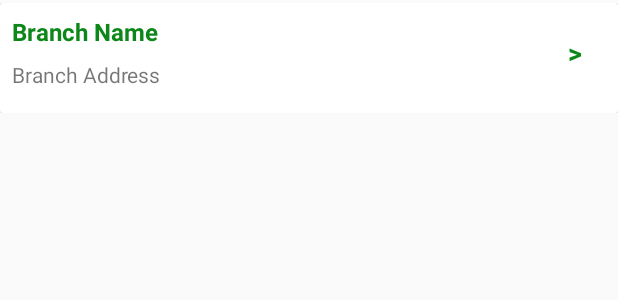
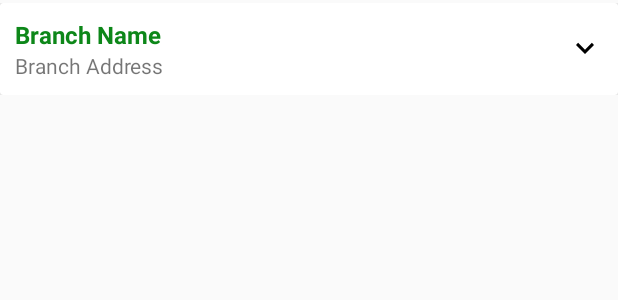
Before and after one commit to kzish/agricura, an Android app: the layout row_branches.xml on its own in the app's theme, with its tools: preview values and no code run, on a phone screen of 412 x 824 dp. Shown: the top 300 px of the screen. Run offline under Robolectric (Android 15) with nearby library versions, the phone set to English and light mode, and no system bars; network calls fail.

Commit message:
completed branches fragment

```diff
--- /dev/null
+++ b/app/src/main/res/drawable/ic_keyboard_arrow_down_black_24dp.xml
@@ -0,0 +1,9 @@
+<vector xmlns:android="http://schemas.android.com/apk/res/android"
+        android:width="24dp"
+        android:height="24dp"
+        android:viewportWidth="24.0"
+        android:viewportHeight="24.0">
+    <path
+        android:fillColor="#FF000000"
+        android:pathData="M7.41,7.84L12,12.42l4.59,-4.58L18,9.25l-6,6 -6,-6z"/>
+</vector>
--- a/app/src/main/res/layout/app_bar_main.xml
+++ b/app/src/main/res/layout/app_bar_main.xml
@@ -1,9 +1,10 @@
 <?xml version="1.0" encoding="utf-8"?>
-<androidx.coordinatorlayout.widget.CoordinatorLayout xmlns:android="http://schemas.android.com/apk/res/android"
+<LinearLayout xmlns:android="http://schemas.android.com/apk/res/android"
     xmlns:app="http://schemas.android.com/apk/res-auto"
     xmlns:tools="http://schemas.android.com/tools"
     android:layout_width="match_parent"
     android:layout_height="match_parent"
+    android:orientation="vertical"
     tools:context=".MainActivity">
 
     <com.google.android.material.appbar.AppBarLayout
@@ -13,6 +14,7 @@
 
         <androidx.appcompat.widget.Toolbar
             android:id="@+id/toolbar"
+            android:elevation="10dp"
             android:layout_width="match_parent"
             android:layout_height="?attr/actionBarSize"
             android:background="?attr/colorPrimary"
@@ -30,4 +32,4 @@
         android:layout_margin="@dimen/fab_margin"
         app:srcCompat="@android:drawable/ic_dialog_email" />-->
 
-</androidx.coordinatorlayout.widget.CoordinatorLayout>
+</LinearLayout>
--- a/app/src/main/res/layout/content_main.xml
+++ b/app/src/main/res/layout/content_main.xml
@@ -1,14 +1,15 @@
 <?xml version="1.0" encoding="utf-8"?>
-<androidx.constraintlayout.widget.ConstraintLayout xmlns:android="http://schemas.android.com/apk/res/android"
+<LinearLayout xmlns:android="http://schemas.android.com/apk/res/android"
     xmlns:app="http://schemas.android.com/apk/res-auto"
     xmlns:tools="http://schemas.android.com/tools"
     android:layout_width="match_parent"
     android:layout_height="match_parent"
     app:layout_behavior="@string/appbar_scrolling_view_behavior"
     tools:context=".MainActivity"
+    android:orientation="vertical"
     tools:showIn="@layout/app_bar_main"
     android:id="@+id/content_main">
 
 
 
-</androidx.constraintlayout.widget.ConstraintLayout>
+</LinearLayout>
--- a/app/src/main/res/layout/fragment_home.xml
+++ b/app/src/main/res/layout/fragment_home.xml
@@ -434,7 +434,8 @@
 
             </androidx.cardview.widget.CardView>
 
-            <androidx.cardview.widget.CardView xmlns:android="http://schemas.android.com/apk/res/android"
+            <androidx.cardview.widget.CardView
+                xmlns:android="http://schemas.android.com/apk/res/android"
                 xmlns:app="http://schemas.android.com/apk/res-auto"
                 xmlns:tools="http://schemas.android.com/tools"
                 android:id="@+id/card_myaccc"
--- a/app/src/main/res/layout/row_branches.xml
+++ b/app/src/main/res/layout/row_branches.xml
@@ -15,56 +15,49 @@
         android:layout_height="wrap_content"
         android:clickable="true">
 
+        <LinearLayout
+            android:padding="10dp"
+            android:layout_width="match_parent"
+            android:layout_height="wrap_content"
+            android:orientation="horizontal"
+            android:weightSum="1">
 
-        <androidx.constraintlayout.widget.ConstraintLayout
-            android:layout_width="match_parent"
-            android:layout_height="wrap_content">
+
+        <LinearLayout
+            android:layout_width="0dp"
+            android:layout_height="wrap_content"
+            android:layout_weight="1"
+            android:orientation="vertical">
 
             <TextView
                 android:id="@+id/txt_branchname"
                 android:layout_width="wrap_content"
                 android:layout_height="wrap_content"
-                android:layout_marginStart="8dp"
-                android:layout_marginTop="8dp"
-                android:layout_marginEnd="8dp"
+                android:ellipsize="marquee"
+                android:singleLine="true"
                 android:text="Branch Name"
                 android:textColor="@color/colorPrimary"
                 android:textSize="16sp"
-                android:textStyle="bold"
-                app:layout_constraintEnd_toEndOf="parent"
-                app:layout_constraintHorizontal_bias="0.0"
-                app:layout_constraintStart_toStartOf="parent"
-                app:layout_constraintTop_toTopOf="parent" />
+                android:textStyle="bold" />
 
             <TextView
                 android:id="@+id/txt_branchadd"
                 android:layout_width="match_parent"
                 android:layout_height="wrap_content"
-                android:layout_marginStart="8dp"
-                android:layout_marginTop="8dp"
-                android:layout_marginEnd="8dp"
-                android:layout_marginBottom="16dp"
-                android:text="Branch Address"
-                app:layout_constraintBottom_toBottomOf="parent"
-                app:layout_constraintEnd_toEndOf="parent"
-                app:layout_constraintStart_toStartOf="parent"
-                app:layout_constraintTop_toBottomOf="@+id/txt_branchname" />
+                android:ellipsize="marquee"
+                android:singleLine="true"
+                android:text="Branch Address" />
 
-            <TextView
-                android:layout_width="wrap_content"
-                android:layout_height="wrap_content"
-                android:layout_marginTop="8dp"
-                android:layout_marginEnd="24dp"
-                android:layout_marginBottom="16dp"
-                android:text=">"
-                android:textColor="@color/colorPrimary"
-                android:textSize="18sp"
-                android:textStyle="bold"
-                app:layout_constraintBottom_toBottomOf="parent"
-                app:layout_constraintEnd_toEndOf="parent"
-                app:layout_constraintTop_toTopOf="parent" />
+        </LinearLayout>
 
-        </androidx.constraintlayout.widget.ConstraintLayout>
+        <ImageView
+            android:layout_weight="0.1"
+            android:layout_width="wrap_content"
+            android:layout_height="wrap_content"
+            android:layout_gravity="center_horizontal|center_vertical"
+            app:srcCompat="@drawable/ic_keyboard_arrow_down_black_24dp" />
+        </LinearLayout>
+
     </androidx.cardview.widget.CardView>
 
 
--- a/app/src/main/res/values/styles.xml
+++ b/app/src/main/res/values/styles.xml
@@ -6,11 +6,13 @@
         <item name="colorPrimary">@color/colorPrimary</item>
         <item name="colorPrimaryDark">@color/colorPrimaryDark</item>
         <item name="colorAccent">@color/colorAccent</item>
+        <item name="windowActionBarOverlay">true</item>
     </style>
 
     <style name="AppTheme.NoActionBar">
         <item name="windowActionBar">false</item>
         <item name="windowNoTitle">true</item>
+        <item name="windowActionBarOverlay">true</item>
     </style>
 
     <style name="FullScreen" parent="@style/Theme.AppCompat.Light.NoActionBar">
```
